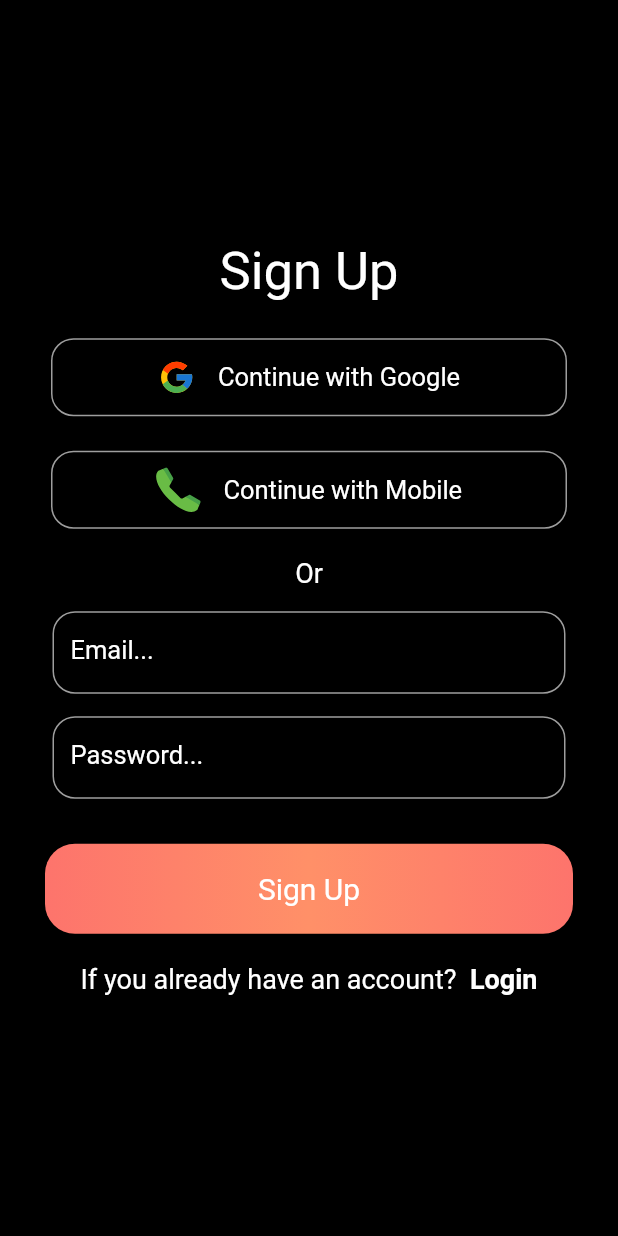
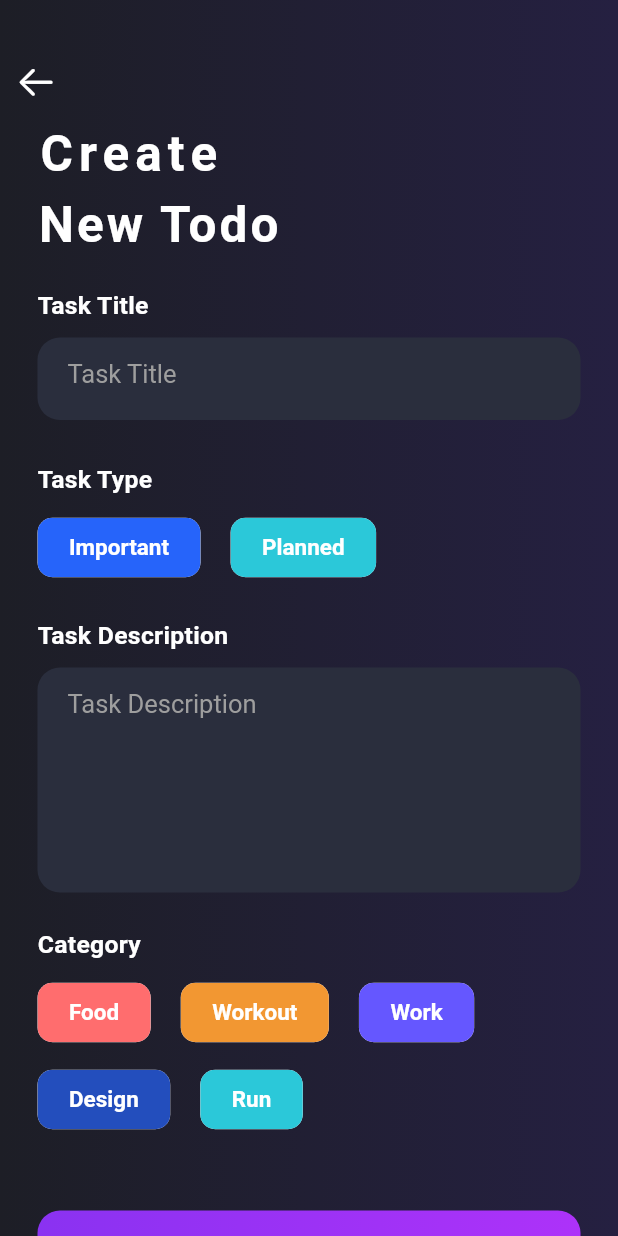
Before and after one commit to nimnagunasekera/To-Do-App, a Flutter app: the screen it shows after launch, on a phone screen of 412 x 824 dp. Run offline on Flutter 3.47's test engine with Material 2 defaults, Android fonts, the phone set to English and light mode, and no system bars; our stand-ins replace firebase_auth, firebase_core, flutter_secure_storage, flutter_svg, google_sign_in, otp_text_field; accounts and stored records are empty.

Commit message:
Creating Add Todo page

```diff
--- a/lib/main.dart
+++ b/lib/main.dart
@@ -1,5 +1,6 @@
 import 'package:flutter/material.dart';
 import 'package:firebase_core/firebase_core.dart';
+import 'package:todo/pages/add_todo.dart';
 import 'package:todo/pages/home_page.dart';
 // import 'package:todo/pages/sign_in_page.dart';
 import 'package:todo/pages/sign_up_page.dart';
@@ -41,8 +42,9 @@ class _MyAppState extends State<MyApp> {
 
   @override
   Widget build(BuildContext context) {
-    return MaterialApp(
-      home: currentPage,
+    return const MaterialApp(
+      home: AddTodoPage(),
+      debugShowCheckedModeBanner: false,
     );
   }
 }
--- /dev/null
+++ b/lib/pages/add_todo.dart
@@ -0,0 +1,256 @@
+import 'package:flutter/cupertino.dart';
+import 'package:flutter/material.dart';
+
+class AddTodoPage extends StatefulWidget {
+  const AddTodoPage({super.key});
+
+  @override
+  State<AddTodoPage> createState() => _AddTodoPageState();
+}
+
+class _AddTodoPageState extends State<AddTodoPage> {
+  @override
+  Widget build(BuildContext context) {
+    return Scaffold(
+      body: Container(
+        height: MediaQuery.of(context).size.height,
+        width: MediaQuery.of(context).size.width,
+        decoration: const BoxDecoration(
+          gradient: LinearGradient(colors: [
+            Color(0xff1d1e26),
+            Color(0xff252041),
+          ]),
+        ),
+        child: SingleChildScrollView(
+          child: Column(
+            crossAxisAlignment: CrossAxisAlignment.start,
+            children: [
+              const SizedBox(
+                height: 30,
+              ),
+              IconButton(
+                onPressed: () {},
+                icon: const Icon(
+                  CupertinoIcons.arrow_left,
+                  color: Colors.white,
+                  size: 28,
+                ),
+              ),
+              Padding(
+                padding:
+                    const EdgeInsets.symmetric(horizontal: 25, vertical: 5),
+                child: Column(
+                  crossAxisAlignment: CrossAxisAlignment.start,
+                  children: [
+                    const Text(
+                      "Create",
+                      style: TextStyle(
+                        color: Colors.white,
+                        fontSize: 33,
+                        fontWeight: FontWeight.bold,
+                        letterSpacing: 4,
+                      ),
+                    ),
+                    const SizedBox(
+                      height: 8,
+                    ),
+                    const Text(
+                      "New Todo",
+                      style: TextStyle(
+                        color: Colors.white,
+                        fontSize: 33,
+                        fontWeight: FontWeight.bold,
+                        letterSpacing: 2,
+                      ),
+                    ),
+                    const SizedBox(
+                      height: 25,
+                    ),
+                    label("Task Title"),
+                    const SizedBox(
+                      height: 12,
+                    ),
+                    title(),
+                    const SizedBox(
+                      height: 30,
+                    ),
+                    label("Task Type"),
+                    const SizedBox(
+                      height: 12,
+                    ),
+                    Row(
+                      children: [
+                        chipData("Important", 0xff2664fa),
+                        const SizedBox(
+                          width: 20,
+                        ),
+                        chipData("Planned", 0xff2bc8d9),
+                      ],
+                    ),
+                    const SizedBox(
+                      height: 25,
+                    ),
+                    label("Task Description"),
+                    const SizedBox(
+                      height: 12,
+                    ),
+                    description(),
+                    const SizedBox(
+                      height: 25,
+                    ),
+                    label("Category"),
+                    const SizedBox(
+                      height: 12,
+                    ),
+                    Wrap(
+                      runSpacing: 10,
+                      children: [
+                        chipData("Food", 0xffff6d6e),
+                        const SizedBox(
+                          width: 20,
+                        ),
+                        chipData("Workout", 0xfff29732),
+                        const SizedBox(
+                          width: 20,
+                        ),
+                        chipData("Work", 0xff6557ff),
+                        const SizedBox(
+                          width: 20,
+                        ),
+                        chipData("Design", 0xff234ebd),
+                        const SizedBox(
+                          width: 20,
+                        ),
+                        chipData("Run", 0xff2bc8d9),
+                      ],
+                    ),
+                    const SizedBox(
+                      height: 50,
+                    ),
+                    button(),
+                    const SizedBox(
+                      height: 30,
+                    ),
+                  ],
+                ),
+              )
+            ],
+          ),
+        ),
+      ),
+    );
+  }
+
+  Widget button() {
+    return Container(
+      height: 56,
+      width: MediaQuery.of(context).size.width,
+      decoration: BoxDecoration(
+        borderRadius: BorderRadius.circular(15),
+        gradient: const LinearGradient(
+          colors: [
+            Color(0xff8a32f1),
+            Color(0xffad32f9),
+          ],
+        ),
+      ),
+      child: const Center(
+        child: Text(
+          "Add Todo",
+          style: TextStyle(
+            color: Colors.white,
+            fontSize: 18,
+            fontWeight: FontWeight.w600,
+          ),
+        ),
+      ),
+    );
+  }
+
+  Widget description() {
+    return Container(
+      height: 150,
+      width: MediaQuery.of(context).size.width,
+      decoration: BoxDecoration(
+        color: const Color(0xff2a2e3d),
+        borderRadius: BorderRadius.circular(15),
+      ),
+      child: TextFormField(
+        style: const TextStyle(
+          color: Colors.grey,
+          fontSize: 17,
+        ),
+        maxLines: null,
+        decoration: const InputDecoration(
+          border: InputBorder.none,
+          hintText: "Task Description",
+          hintStyle: TextStyle(
+            color: Colors.grey,
+            fontSize: 17,
+          ),
+          contentPadding: EdgeInsets.only(
+            left: 20,
+            right: 20,
+          ),
+        ),
+      ),
+    );
+  }
+
+  Widget chipData(String label, int color) {
+    return Chip(
+      backgroundColor: Color(color),
+      shape: RoundedRectangleBorder(
+        borderRadius: BorderRadius.circular(
+          10,
+        ),
+      ),
+      label: Text(
+        label,
+        style: const TextStyle(
+          color: Colors.white,
+          fontSize: 15,
+          fontWeight: FontWeight.w600,
+        ),
+      ),
+      labelPadding: const EdgeInsets.symmetric(
+        horizontal: 17,
+        vertical: 3.8,
+      ),
+    );
+  }
+
+  Widget title() {
+    return Container(
+      height: 55,
+      width: MediaQuery.of(context).size.width,
+      decoration: BoxDecoration(
+        color: const Color(0xff2a2e3d),
+        borderRadius: BorderRadius.circular(15),
+      ),
+      child: TextFormField(
+        style: const TextStyle(color: Colors.grey, fontSize: 17),
+        decoration: const InputDecoration(
+          border: InputBorder.none,
+          hintText: "Task Title",
+          hintStyle: TextStyle(color: Colors.grey, fontSize: 17),
+          contentPadding: EdgeInsets.only(
+            left: 20,
+            right: 20,
+          ),
+        ),
+      ),
+    );
+  }
+
+  Widget label(String label) {
+    return Text(
+      label,
+      style: const TextStyle(
+          color: Colors.white,
+          fontSize: 16.5,
+          fontWeight: FontWeight.w600,
+          letterSpacing: 0.2),
+    );
+  }
+}
--- a/lib/pages/sign_in_page.dart
+++ b/lib/pages/sign_in_page.dart
@@ -3,6 +3,7 @@
 import 'package:flutter/material.dart';
 import 'package:flutter_svg/flutter_svg.dart';
 import 'package:firebase_auth/firebase_auth.dart' as firebase_auth;
+import 'package:todo/pages/sign_up_page.dart';
 import 'package:todo/service/auth_service.dart';
 
 import 'home_page.dart';
@@ -81,11 +82,19 @@ class _SignInPageState extends State<SignInPage> {
                         color: Colors.white,
                         fontSize: 18,
                       )),
-                  Text(" Sign Up",
-                      style: TextStyle(
-                          color: Colors.white,
-                          fontSize: 18,
-                          fontWeight: FontWeight.bold)),
+                  InkWell(
+                    onTap: () {
+                      Navigator.pushAndRemoveUntil(
+                          context,
+                          MaterialPageRoute(builder: (builder) => SignUpPage()),
+                          (route) => false);
+                    },
+                    child: Text(" Sign Up",
+                        style: TextStyle(
+                            color: Colors.white,
+                            fontSize: 18,
+                            fontWeight: FontWeight.bold)),
+                  ),
                 ],
               ),
               SizedBox(
```
